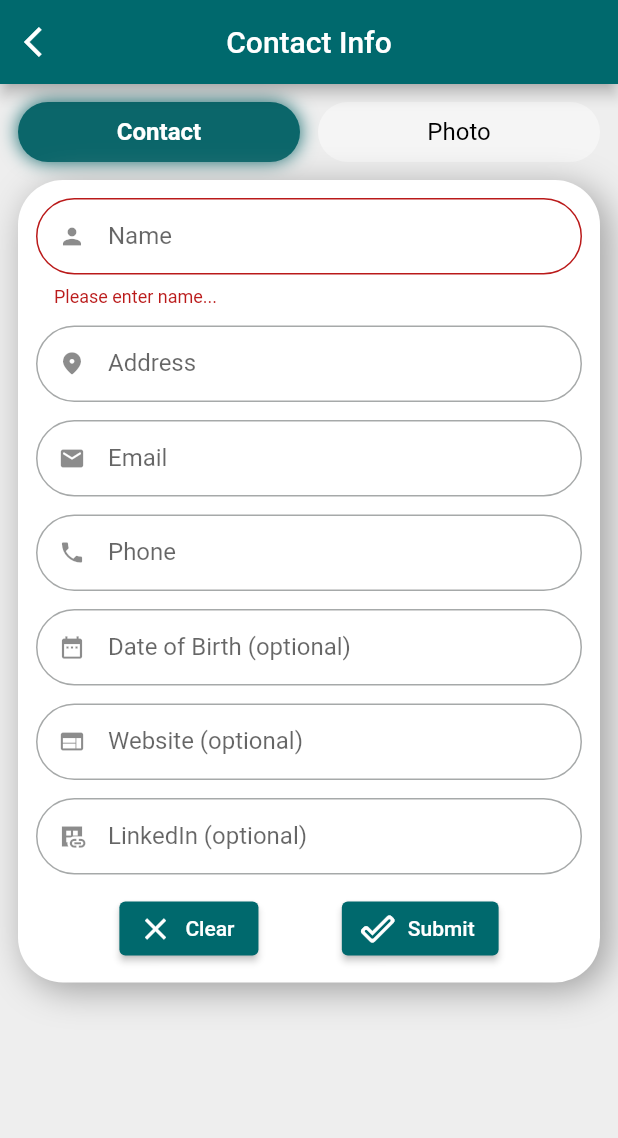
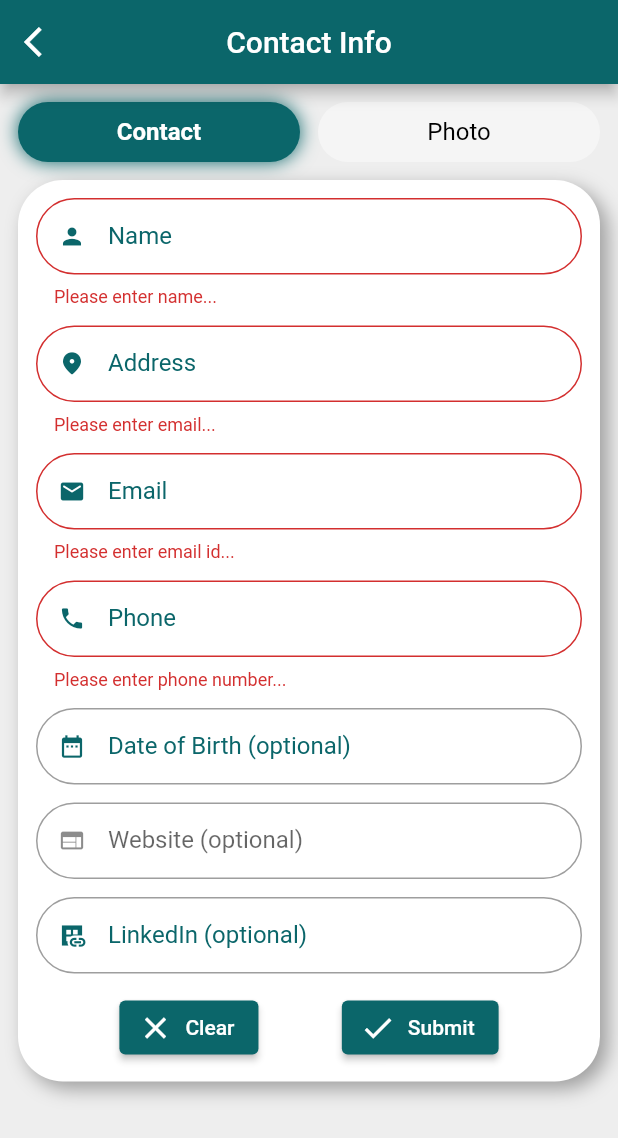
Before and after one commit to kapadiyadarshan/Resume_Builder, a Flutter app: the ContactInfo screen opened by its route, after a tap on "Submit", on a phone screen of 412 x 824 dp. Shown: the top 1138 px of the screen. Run offline on Flutter 3.47's test engine with Material 2 defaults, Android fonts, the light colour scheme and no system bars.

Commit message:
Theme change

```diff
--- a/resume_builder/lib/main.dart
+++ b/resume_builder/lib/main.dart
@@ -32,7 +32,7 @@ class MyApp extends StatelessWidget {
       debugShowCheckedModeBanner: false,
       theme: ThemeData(
         // useMaterial3: true,
-        colorSchemeSeed: theme1,
+        // colorSchemeSeed: theme1,
       ),
       initialRoute: MyRoutes.SplashScreen,
       routes: {
--- a/resume_builder/lib/views/screens/contact_info.dart
+++ b/resume_builder/lib/views/screens/contact_info.dart
@@ -14,6 +14,9 @@ class _ContactInfoState extends State<ContactInfo> {
   int currentIndex = 0;
 
   TextEditingController nameController = TextEditingController();
+  TextEditingController addressController = TextEditingController();
+  TextEditingController emailController = TextEditingController();
+  TextEditingController phoneController = TextEditingController();
 
   GlobalKey<FormState> formKey = GlobalKey<FormState>();
 
@@ -24,7 +27,7 @@ class _ContactInfoState extends State<ContactInfo> {
         title: const Text("Contact Info"),
         centerTitle: true,
         leading: const MyBackButton(),
-        // backgroundColor: theme1,
+        backgroundColor: theme1,
         foregroundColor: theme2,
       ),
       resizeToAvoidBottomInset: false,
@@ -123,7 +126,7 @@ class _ContactInfoState extends State<ContactInfo> {
                     boxShadow: const [
                       BoxShadow(
                         color: Colors.grey,
-                        blurRadius: 20,
+                        blurRadius: 10,
                         offset: Offset(5, 5)
                       )
                     ]
@@ -147,19 +150,28 @@ class _ContactInfoState extends State<ContactInfo> {
                                 }
                             },
                             showCursor: true,
+                            cursorColor: theme1,
                             // maxLines: 7,
                             // minLines: 2,
                             keyboardType: TextInputType.name,
                             decoration: InputDecoration(
                               isDense: true,
                               labelText: "Name",
+                              labelStyle: TextStyle(
+                                color: theme1
+                              ),
                               hintText: "Enter Full Name",
                               prefixIcon: const Icon(
                                 Icons.person,
                               ),
+                              prefixIconColor: theme1,
                               border: OutlineInputBorder(
                                 borderRadius: BorderRadius.circular(30)
-                              )
+                              ),
+                              focusedBorder: OutlineInputBorder(
+                                borderRadius: BorderRadius.circular(30),
+                              ),
+                              focusColor: theme1,
                             )
                           ),
                           const SizedBox(
@@ -167,17 +179,36 @@ class _ContactInfoState extends State<ContactInfo> {
                           ),
                           //Address
                           TextFormField(
+                            controller: addressController,
+                            validator: (value){
+                              if(value!.isEmpty)
+                                {
+                                  return "Please enter email...";
+                                }
+                              else
+                                {
+                                  return null;
+                                }
+                            },
                             keyboardType: TextInputType.streetAddress,
                               decoration: InputDecoration(
                                 isDense: true,
                                   labelText: "Address",
+                                  labelStyle: TextStyle(
+                                    color: theme1,
+                                  ),
                                   hintText: "Enter Address",
                                   prefixIcon: const Icon(
                                       Icons.location_on_rounded
                                   ),
+                                  prefixIconColor: theme1,
                                   border: OutlineInputBorder(
                                       borderRadius: BorderRadius.circular(30)
-                                  )
+                                  ),
+                                focusedBorder: OutlineInputBorder(
+                                  borderRadius: BorderRadius.circular(30)
+                                ),
+                                focusColor: theme1
                               )
                           ),
                           const SizedBox(
@@ -185,17 +216,36 @@ class _ContactInfoState extends State<ContactInfo> {
                           ),
                           //Email
                           TextFormField(
+                            controller: emailController,
+                            validator: (value){
+                              if(value!.isEmpty)
+                                {
+                                  return "Please enter email id...";
+                                }
+                              else
+                                {
+                                  return null;
+                                }
+                            },
                             keyboardType: TextInputType.emailAddress,
                               decoration: InputDecoration(
                                 isDense: true,
                                   labelText: "Email",
+                                  labelStyle: TextStyle(
+                                    color: theme1,
+                                  ),
                                   hintText: "Enter Email",
                                   prefixIcon: const Icon(
                                       Icons.email_rounded
                                   ),
+                                  prefixIconColor: theme1,
                                   border: OutlineInputBorder(
                                       borderRadius: BorderRadius.circular(30)
-                                  )
+                                  ),
+                                focusedBorder: OutlineInputBorder(
+                                  borderRadius: BorderRadius.circular(30),
+                                ),
+                                focusColor: theme1,
                               )
                           ),
                           const SizedBox(
@@ -203,18 +253,37 @@ class _ContactInfoState extends State<ContactInfo> {
                           ),
                           //Phone
                           TextFormField(
+                            controller: phoneController,
+                            validator: (value){
+                              if(value!.isEmpty)
+                                {
+                                  return "Please enter phone number...";
+                                }
+                              else
+                                {
+                                  return null;
+                                }
+                            },
                             keyboardType: TextInputType.phone,
                               decoration: InputDecoration(
                                 isDense: true,
                                   labelText: "Phone",
+                                  labelStyle: TextStyle(
+                                    color: theme1
+                                  ),
                                   hintText: "Enter Phone Number",
                                   prefixIcon: const Icon(
                                       Icons.phone
                                   ),
+                                  prefixIconColor: theme1,
                                   border: OutlineInputBorder(
                                       borderRadius: BorderRadius.circular(30)
-                                  )
-                              )
+                                  ),
+                                  focusedBorder: OutlineInputBorder(
+                                    borderRadius: BorderRadius.circular(30),
+                                  ),
+                                  focusColor: theme1,
+                              ),
                           ),
                           const SizedBox(
                             height: 12,
@@ -225,13 +294,21 @@ class _ContactInfoState extends State<ContactInfo> {
                               decoration: InputDecoration(
                                   isDense: true,
                                   labelText: "Date of Birth (optional)",
+                                  labelStyle: TextStyle(
+                                    color: theme1
+                                  ),
                                   hintText: "Enter Date of Birth",
                                   prefixIcon: const Icon(
                                       Icons.date_range
                                   ),
+                                  prefixIconColor: theme1,
                                   border: OutlineInputBorder(
                                       borderRadius: BorderRadius.circular(30)
-                                  )
+                                  ),
+                                  focusedBorder: OutlineInputBorder(
+                                    borderRadius: BorderRadius.circular(30)
+                                  ),
+                                  focusColor: theme1
                               )
                           ),
                           const SizedBox(
@@ -261,13 +338,20 @@ class _ContactInfoState extends State<ContactInfo> {
                               decoration: InputDecoration(
                                   isDense: true,
                                   labelText: "LinkedIn (optional)",
+                                  labelStyle: TextStyle(
+                                    color: theme1,
+                                  ),
                                   hintText: "Enter Linkedin",
                                   prefixIcon: const Icon(
                                       Icons.dataset_linked_sharp
                                   ),
+                                  prefixIconColor: theme1,
                                   border: OutlineInputBorder(
                                       borderRadius: BorderRadius.circular(30)
-                                  )
+                                  ),
+                                  focusedBorder: OutlineInputBorder(
+                                    borderRadius: BorderRadius.circular(30)
+                                  ),
                               )
                           ),
                           const SizedBox(
@@ -282,6 +366,10 @@ class _ContactInfoState extends State<ContactInfo> {
                                       nameController.clear();
                                     });
                                   },
+                                  style: ElevatedButton.styleFrom(
+                                    backgroundColor: theme1,
+                                    foregroundColor: theme2,
+                                  ),
                                   icon: const Icon(Icons.clear),
                                   label: const Text("Clear")
                               ),
@@ -289,7 +377,11 @@ class _ContactInfoState extends State<ContactInfo> {
                                   onPressed: () {
                                     bool validated = formKey.currentState!.validate();
                                   },
-                                  icon: const Icon(Icons.done_outline_rounded),
+                                  style: ElevatedButton.styleFrom(
+                                    backgroundColor: theme1,
+                                    foregroundColor: theme2,
+                                  ),
+                                  icon: const Icon(Icons.done),
                                   label: const Text("Submit")
                               ),
                             ],
--- a/resume_builder/lib/views/screens/homePage.dart
+++ b/resume_builder/lib/views/screens/homePage.dart
@@ -1,4 +1,5 @@
 import 'package:flutter/material.dart';
+import 'package:resume_builder/utils/colors_utils.dart';
 import 'package:resume_builder/utils/routes_utils.dart';
 
 class HomePage extends StatefulWidget {
@@ -15,11 +16,13 @@ class _HomePageState extends State<HomePage> {
       appBar: AppBar(
         title: const Text("Home Page"),
         centerTitle: true,
+        backgroundColor: theme1,
       ),
       floatingActionButton: FloatingActionButton(
         onPressed: () {
           Navigator.of(context).pushNamed(MyRoutes.ResumeWorkSpace);
         },
+        backgroundColor: theme1,
         child: const Icon(Icons.add),
       ),
       bottomNavigationBar: BottomAppBar(
--- a/resume_builder/lib/views/screens/resumeWorkSpace.dart
+++ b/resume_builder/lib/views/screens/resumeWorkSpace.dart
@@ -1,4 +1,5 @@
 import 'package:flutter/material.dart';
+import 'package:resume_builder/utils/colors_utils.dart';
 import 'package:resume_builder/utils/routes_utils.dart';
 import 'package:resume_builder/views/components/myBackButton.dart';
 
@@ -17,6 +18,8 @@ class _ResumeWorkSpaceState extends State<ResumeWorkSpace> {
         title: const Text("Resume Workspace"),
         centerTitle: true,
         leading: const MyBackButton(),
+        backgroundColor: theme1,
+        foregroundColor: theme2,
       ),
       body: Padding(
         padding: const EdgeInsets.all(12),
```
